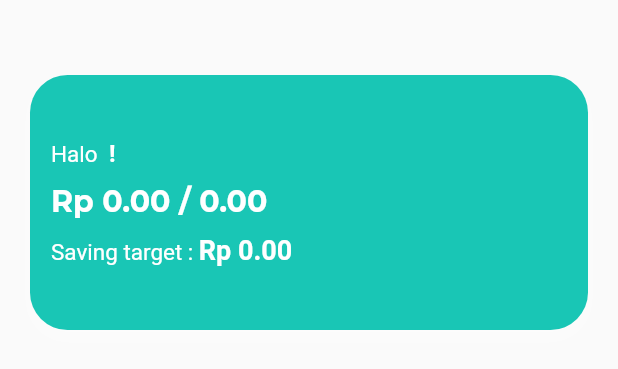
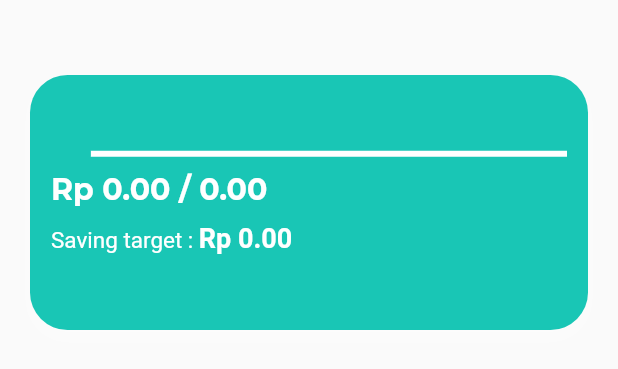
Before and after one commit to evanezent/danaku, a Flutter app: the DashboardHeader widget shown alone on an empty page, opened directly with empty values, on a phone screen of 412 x 824 dp. Shown: the top 369 px of the screen. Run offline on Flutter 3.47's test engine with Material 2 defaults, Android fonts, the phone set to English and light mode, and no system bars; our stand-ins replace flutter_money_formatter, fluttertoast, sqflite; accounts and stored records are empty; project files that could hold a hidden picture were left out.

Commit message:
clearing #1

```diff
--- a/lib/ui/pages/form_user_page.dart
+++ b/lib/ui/pages/form_user_page.dart
@@ -47,7 +47,7 @@ class _FormUserState extends State<FormUser> {
         });
       } else {
         Navigator.pushReplacement(
-            context, MaterialPageRoute(builder: (context) => Dashboard(userData: userData)));
+            context, MaterialPageRoute(builder: (context) => Dashboard()));
       }
     } else {
       setState(() {
--- a/lib/ui/pages/landing_page.dart
+++ b/lib/ui/pages/landing_page.dart
@@ -1,7 +1,5 @@
 import 'dart:async';
-
 import 'package:danaku/constant/constants.dart';
-import 'package:danaku/models/item.dart';
 import 'package:danaku/models/user.dart';
 import 'package:danaku/ui/pages/dashboard_page.dart';
 import 'package:danaku/ui/pages/form_user_page.dart';
@@ -46,7 +44,7 @@ class _LandingPageState extends State<LandingPage> {
             : Navigator.pushReplacement(
                 context,
                 MaterialPageRoute(
-                    builder: (context) => Dashboard(userData: userList[0]))));
+                    builder: (context) => Dashboard())));
   }
 
   @override
--- a/lib/ui/pages/profile_page.dart
+++ b/lib/ui/pages/profile_page.dart
@@ -1,9 +1,9 @@
 import 'package:danaku/constant/constants.dart';
 import 'package:danaku/models/user.dart';
+import 'package:danaku/ui/pages/dashboard_page.dart';
 import 'package:danaku/utils/helper.dart';
 import 'package:flutter/material.dart';
 import 'package:fluttertoast/fluttertoast.dart';
-import 'package:sqflite/sqflite.dart';
 
 class ProfilePage extends StatefulWidget {
   final User userData;
@@ -21,7 +21,6 @@ class _ProfilePageState extends State<ProfilePage> {
 
   _ProfilePageState(this.userData);
 
-  final _formKey = GlobalKey<FormState>();
   var textNickname = new TextEditingController();
   var textIncome = new TextEditingController();
   var textSaving = new TextEditingController();
@@ -265,7 +264,8 @@ class _ProfilePageState extends State<ProfilePage> {
                 Center(
                   child: RaisedButton(
                     onPressed: () {
-                      Navigator.pop(context, this.userData);
+                      Navigator.push(context,
+                          MaterialPageRoute(builder: (context) => Dashboard()));
                       FocusScope.of(context).unfocus();
                     },
                     color: Colors.white,
--- a/lib/ui/pages/report_list_page.dart
+++ b/lib/ui/pages/report_list_page.dart
@@ -1,5 +1,6 @@
 import 'package:danaku/constant/constants.dart';
 import 'package:danaku/models/item.dart';
+import 'package:danaku/ui/pages/dashboard_page.dart';
 import 'package:danaku/ui/widgets/form_outcome.dart';
 import 'package:danaku/ui/widgets/report_item.dart';
 import 'package:danaku/utils/helper.dart';
@@ -308,7 +309,7 @@ class _ReportListState extends State<ReportList> {
                     fontWeight: FontWeight.w500)),
             TextButton(
                 onPressed: () {
-                  Navigator.pop(context, outcome);
+                  Navigator.push(context, MaterialPageRoute(builder: (context) => Dashboard()));
                   FocusScope.of(context).unfocus();
                 },
                 child: Text(
--- a/lib/ui/widgets/dashboard_header.dart
+++ b/lib/ui/widgets/dashboard_header.dart
@@ -34,7 +34,8 @@ class DashboardHeader extends StatelessWidget {
         mainAxisAlignment: MainAxisAlignment.center,
         crossAxisAlignment: CrossAxisAlignment.start,
         children: [
-          RichText(
+          nickname != ''
+              ? RichText(
                   text: TextSpan(
                     text: 'Halo ',
                     style: TextStyle(color: Colors.white, fontSize: 15),
@@ -44,9 +45,13 @@ class DashboardHeader extends StatelessWidget {
                           style: TextStyle(
                               color: Colors.white,
                               fontWeight: FontWeight.bold,
-                        fontSize: 16)),
+                              fontSize: 16))
                     ],
                   ),
+                )
+              : LinearProgressIndicator(
+                  backgroundColor: Colors.white,
+                  valueColor: AlwaysStoppedAnimation(colorSecondary),
                 ),
           SizedBox(height: 10),
           Container(
--- a/lib/ui/widgets/form_outcome.dart
+++ b/lib/ui/widgets/form_outcome.dart
@@ -45,10 +45,8 @@ class FormOutcome extends StatelessWidget {
         textColor: Colors.white,
       );
       // Callback for report list to update list
-      print("RESPONSE ==================== $res 1");
       this.onClick();
 
-      print("RESPONSE ==================== $res 2");
       // Callback for report item to dissmis dialog
       this.callbackDismiss();
     } else {
@@ -65,7 +63,7 @@ class FormOutcome extends StatelessWidget {
   void addItem(String name, String price) async {
     String newDate = DateFormat.yMMMd().format(DateTime.now());
     Item newItem = Item(name, double.parse(price), newDate);
-    print("Name ${name} === Price ${price}");
+    print("Name $name === Price $price");
 
     int res = await dbHelper.insertDB(newItem);
     toastMessage(res);
```
Also changed, not shown: lib/ui/pages/dashboard_page.dart (+11 -17 lines). Lines whose indentation alone changed are shown as unchanged.
